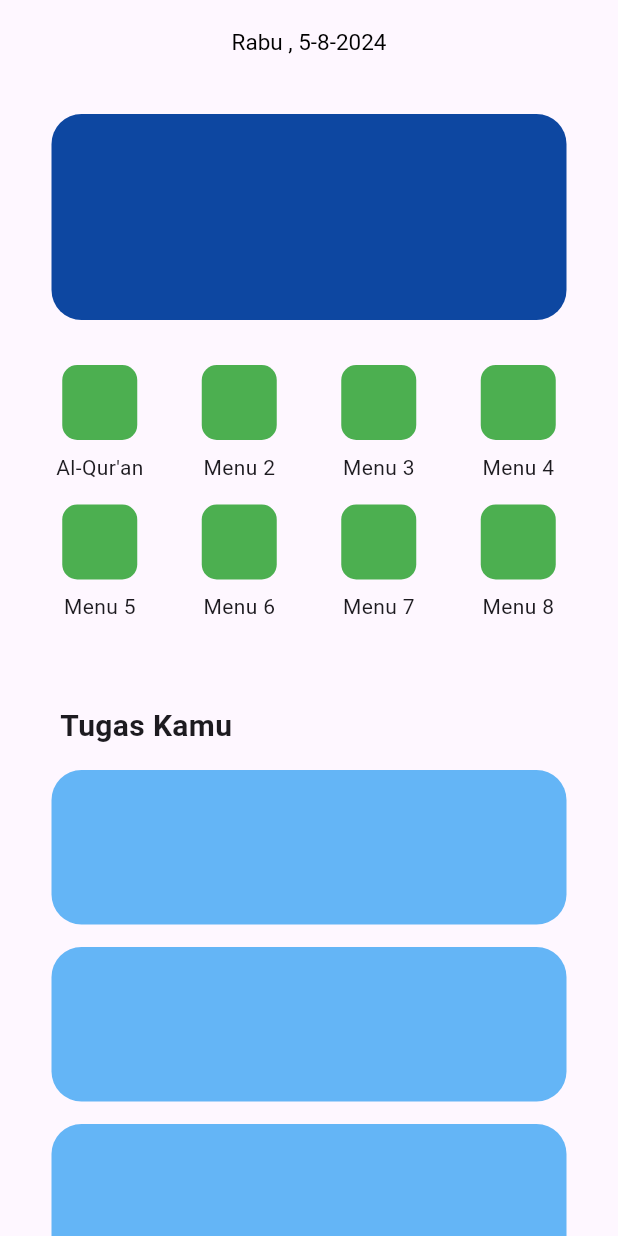
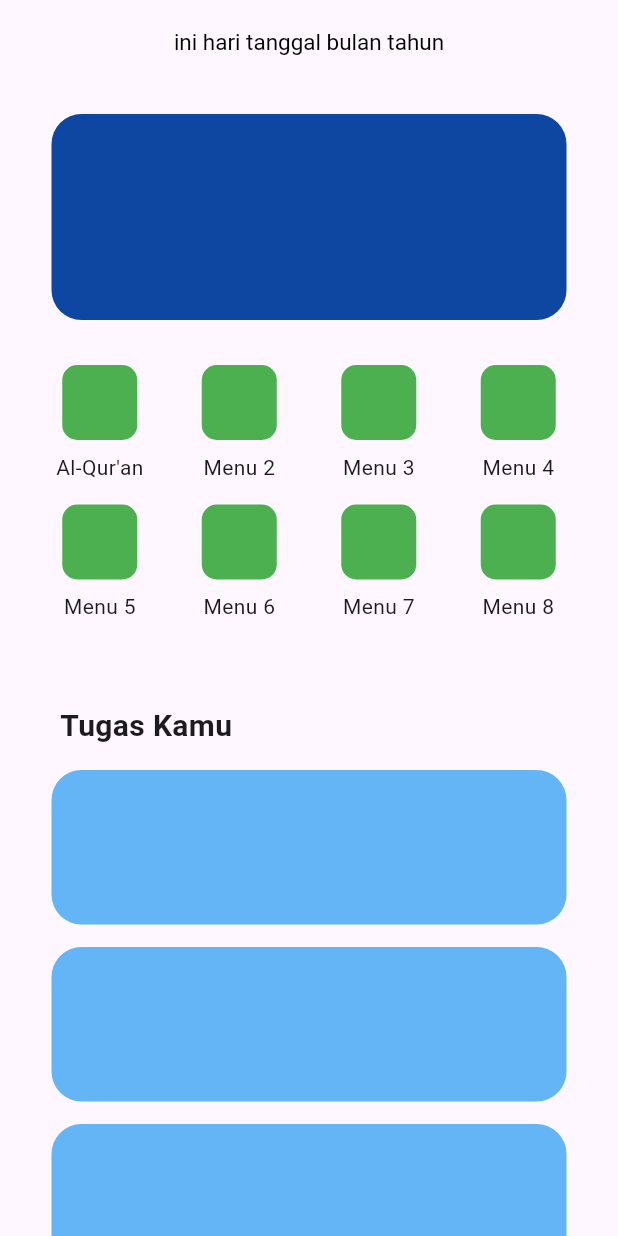
Before and after one commit to mhrdwan/junub, a Flutter app: the screen it shows after launch, on a phone screen of 412 x 824 dp. Run offline on Flutter 3.47's test engine with Material 3 defaults, Android fonts, the phone set to English and light mode, and no system bars; our stand-ins replace dio.

```diff
--- a/lib/view/dashboard_view.dart
+++ b/lib/view/dashboard_view.dart
@@ -99,7 +99,7 @@ class _DashboardViewState extends State<DashboardView> {
       appBar: AppBar(
         centerTitle: true,
         title: const Text(
-          "Rabu , 5-8-2024",
+          "ini hari tanggal bulan tahun",
           style: TextStyle(color: Colors.black, fontSize: 15),
         ),
       ),
```
